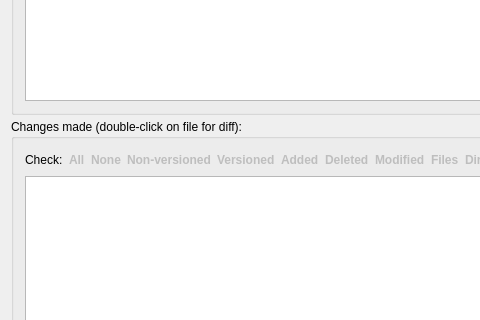
First picture: the form in src/qsvn/qsvncommitdialog.ui, repository bokic/qsvn, before the edit; both pictures show x 0 to 480 and y 190 to 510 of the 1057 by 676 pixel window.
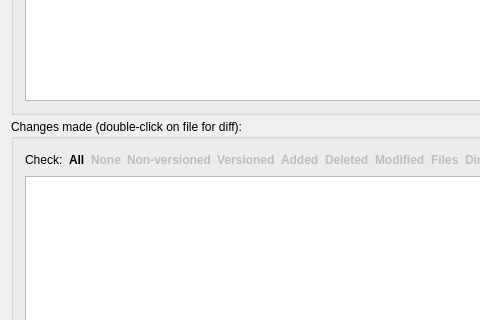
Second picture: the form after the edit.

The edit to the form file:
```diff
--- a/src/qsvn/qsvncommitdialog.ui
+++ b/src/qsvn/qsvncommitdialog.ui
@@ -16,7 +16,7 @@
   <property name="modal">
    <bool>true</bool>
   </property>
-  <layout class="QGridLayout" name="gridLayout_4">
+  <layout class="QGridLayout" name="gridLayout_4" rowstretch="0,0,1,0">
    <item row="0" column="0" colspan="2">
     <widget class="QLabel" name="commitTo_label">
      <property name="text">
@@ -84,10 +84,7 @@
           </widget>
          </item>
          <item>
-          <widget class="QLabel" name="label_2">
-           <property name="enabled">
-            <bool>false</bool>
-           </property>
+          <widget class="QLabel" name="allFiles_label">
            <property name="font">
             <font>
              <weight>75</weight>
```
Left out of the diff: 28 changed lines with no effect on the pictures.
